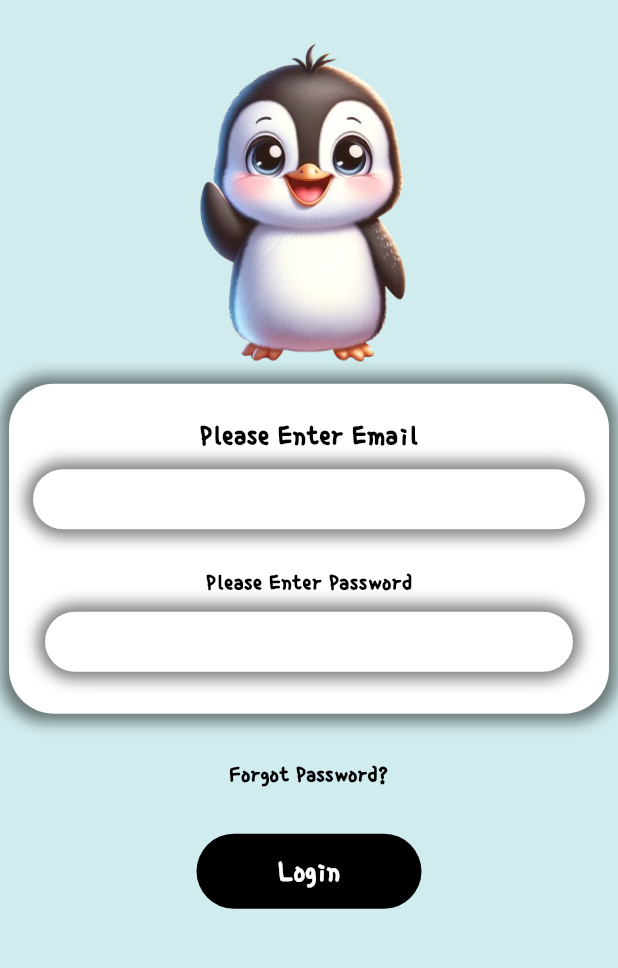
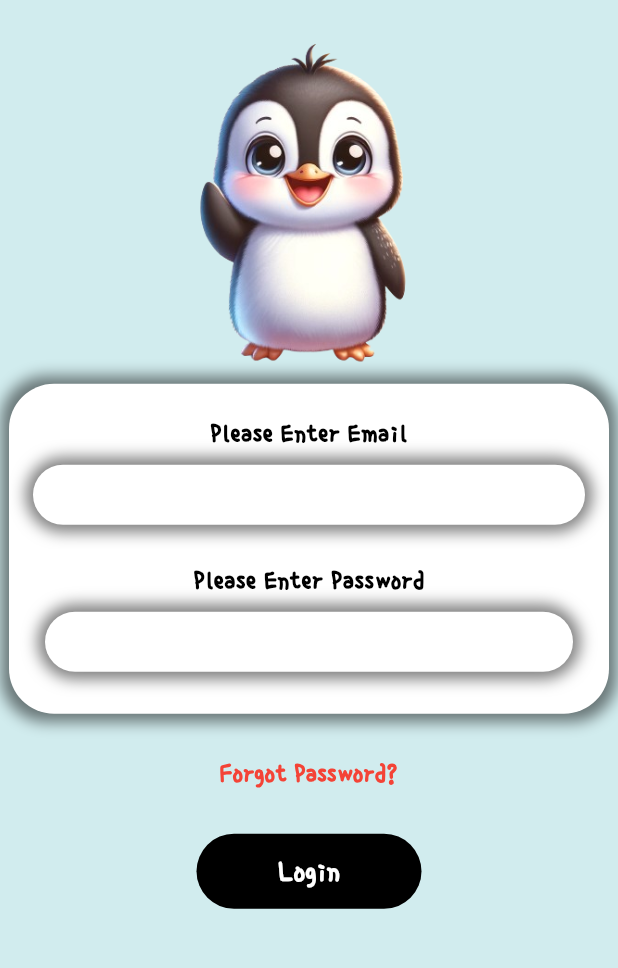
Before and after one commit to LeannaJane/BigFeelings, a Flutter app: the screen it shows after launch, after a tap on "Login", on a phone screen of 412 x 824 dp, the part 86-1054 px from its top. Run offline on Flutter 3.47's test engine with Material 3 defaults, Android fonts, the phone set to English and light mode, and no system bars; our stand-ins replace firebase_auth, firebase_core, google_fonts, logger, shared_preferences; accounts and stored records are empty.

Commit message:
Updating login page with fonts

```diff
--- a/big_feelings/lib/Classes/font_provider.dart
+++ b/big_feelings/lib/Classes/font_provider.dart
@@ -148,7 +148,7 @@ class FontProvider with ChangeNotifier {
   }
 
   TextStyle getSubTitleStyle({
-    double fontSize = 12.0,
+    double fontSize = 14.0,
     Color textcolour = Colors.black, // Specify the default color here
   }) {
     switch (_selectedFontFamily) {
@@ -173,7 +173,7 @@ class FontProvider with ChangeNotifier {
       case 'SingleDay':
         return TextStyle(
           fontFamily: 'SingleDay',
-          fontSize: fontSize,
+          fontSize: 18,
           fontWeight: FontWeight.bold,
           color: textcolour,
         );
--- a/big_feelings/lib/Pages/Login/login_ui.dart
+++ b/big_feelings/lib/Pages/Login/login_ui.dart
@@ -11,7 +11,9 @@
 ! And a new password can be made depending if their email is correct.
 */
 
+import 'package:big_feelings/Classes/font_provider.dart';
 import 'package:flutter/material.dart';
+import 'package:provider/provider.dart';
 import 'login_logic.dart';
 
 class LoginPage extends StatefulWidget {
@@ -40,6 +42,7 @@ class _LoginPageState extends State<LoginPage> {
     double imageScaleFactor = screenWidth < 700 ? 0.3 : 0.5;
     double imageWidth = (screenWidth * imageScaleFactor).clamp(150.0, 300.0);
 
+    return Consumer<FontProvider>(builder: (context, fontProvider, _) {
       return Scaffold(
         //! Setting the background colour, and adding and customising the page title.
         backgroundColor: const Color.fromARGB(255, 209, 236, 238),
@@ -54,16 +57,11 @@ class _LoginPageState extends State<LoginPage> {
                   child: Column(
                     crossAxisAlignment: CrossAxisAlignment.center,
                     children: [
-                    const Text(
+                      Text(
                         //! Centering the title like every title, to keep consistency.
                         'BIG FEELINGS LOGIN',
                         textAlign: TextAlign.center,
-                      style: TextStyle(
-                        fontSize: 40.0,
-                        color: Colors.black,
-                        fontWeight: FontWeight.bold,
-                        fontFamily: 'SingleDay',
-                      ),
+                        style: fontProvider.getTitleFontStyle(),
                       ),
                       Image.asset(
                         //! Waving penguin image.
@@ -108,15 +106,11 @@ class _LoginPageState extends State<LoginPage> {
                           crossAxisAlignment: CrossAxisAlignment.center,
                           mainAxisAlignment: MainAxisAlignment.center,
                           children: [
-                          const Text(
+                            Text(
                               //! A piece of text to tell user where to enter their email.
                               'Please Enter Email',
-                            style: TextStyle(
-                              color: Colors.black,
-                              fontFamily: 'SingleDay',
-                              fontSize: 20,
-                              fontWeight: FontWeight.bold,
-                            ),
+                              textAlign: TextAlign.center,
+                              style: fontProvider.getSubTitleStyle(),
                             ),
                             //! Adding space between text and input.
                             const SizedBox(height: 8),
@@ -173,18 +167,15 @@ class _LoginPageState extends State<LoginPage> {
                           mainAxisAlignment: MainAxisAlignment.center,
                           children: [
                             //! A piece of text that tells user where to enter their password.
-                          const Text(
+                            Text(
                               'Please Enter Password',
-                            style: TextStyle(
-                              color: Colors.black,
-                              fontFamily: 'SingleDay',
-                              fontSize: 16,
-                              fontWeight: FontWeight.bold,
-                            ),
+                              textAlign: TextAlign.center,
+                              style: fontProvider.getSubTitleStyle(),
                             ),
                             const SizedBox(height: 8),
                             Padding(
-                            padding: const EdgeInsets.symmetric(horizontal: 16),
+                              padding:
+                                  const EdgeInsets.symmetric(horizontal: 16),
                               child: Container(
                                 width: 600,
                                 height: 40,
@@ -231,14 +222,11 @@ class _LoginPageState extends State<LoginPage> {
                 TextButton(
                   //! If the user selects the forgot password they will be forwarded to the forgot password page.
                   onPressed: () => _forgotPassword(context),
-                child: const Text(
+                  child: Text(
                     'Forgot Password?',
-                  style: TextStyle(
-                    color: Colors.black,
-                    fontFamily: 'SingleDay',
-                    fontSize: 16,
-                    fontWeight: FontWeight.bold,
-                  ),
+                    textAlign: TextAlign.center,
+                    style:
+                        fontProvider.getSubTitleStyle(textcolour: Colors.red),
                   ),
                 ),
                 //! Another space betweem the login box and the forgot password.
@@ -299,7 +287,10 @@ class _LoginPageState extends State<LoginPage> {
                         //! This will send them to the forgot password page based on whether they forgot their password.
                         _forgotPassword,
                       ),
-                    child: const Text('Login'),
+                      child: Text(
+                        'Login',
+                        style: fontProvider.welcomepagetext(),
+                      ),
                     ),
                   ),
                 ),
@@ -320,5 +311,6 @@ class _LoginPageState extends State<LoginPage> {
           ),
         ),
       );
+    });
   }
 }
```
Lines whose indentation alone changed are shown as unchanged.
